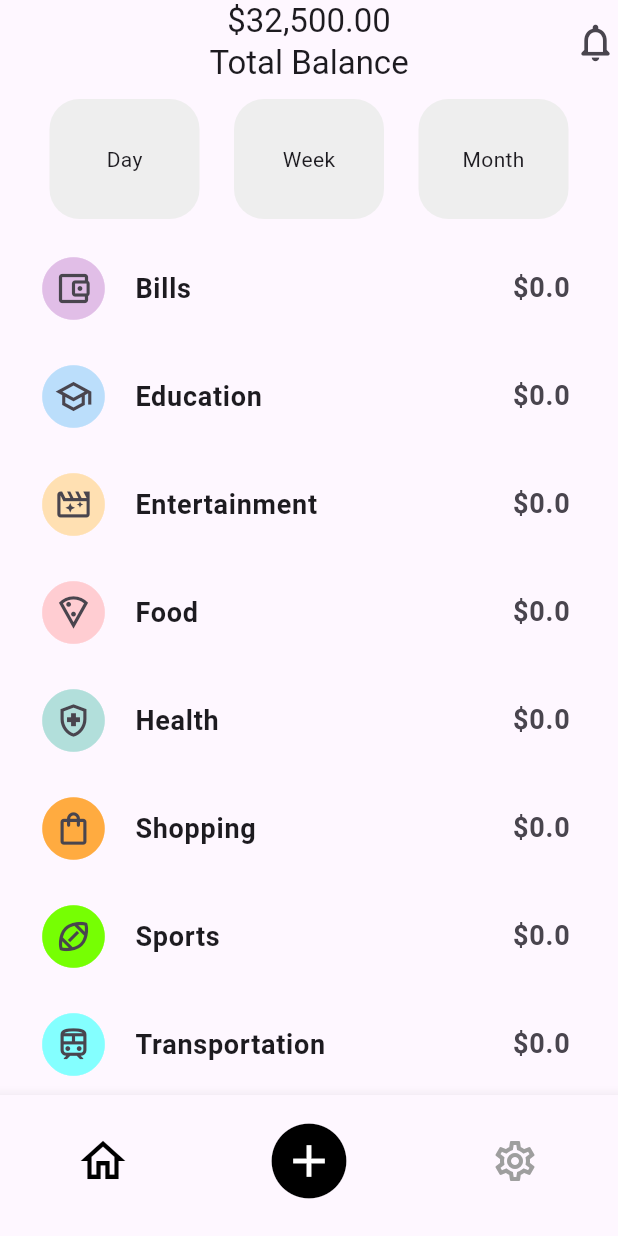
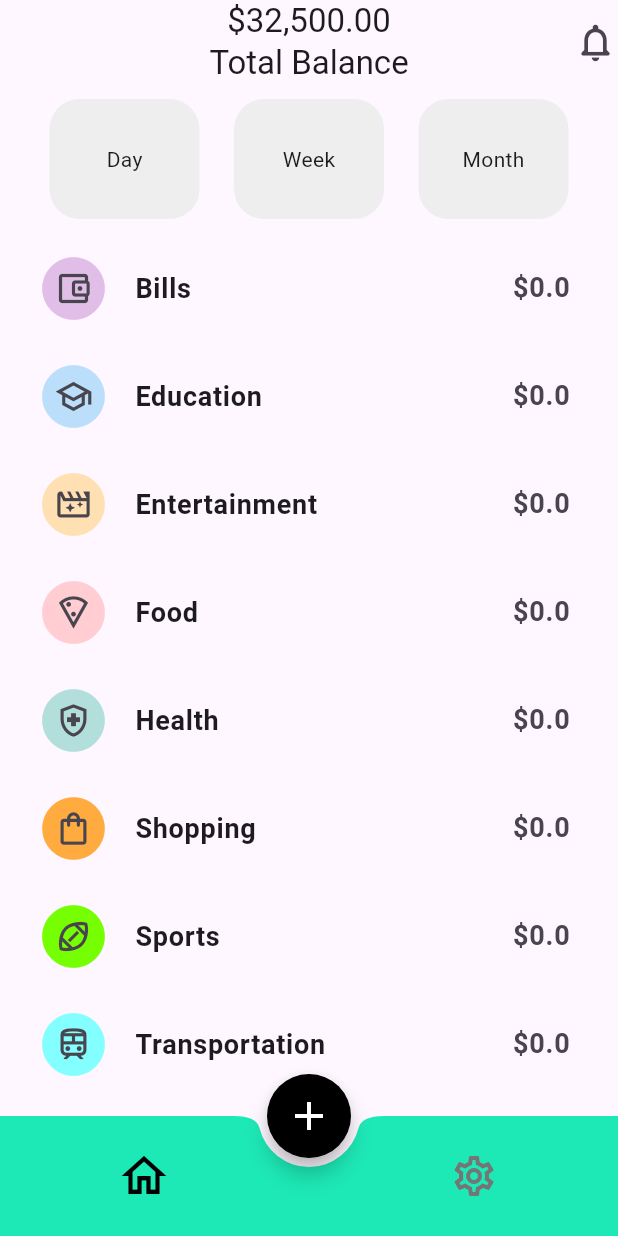
Before and after one commit to muhammadXainAhmad/expense_tracker_sqflite_provider, a Flutter app: the screen it shows after launch, on a phone screen of 412 x 824 dp. Run offline on Flutter 3.47's test engine with Material 3 defaults, Android fonts, the light colour scheme and no system bars; our stand-ins replace sqflite; accounts and stored records are empty.

Commit message:
Revamped btmAppBar UI

```diff
--- a/lib/Views/btm_nav_bar.dart
+++ b/lib/Views/btm_nav_bar.dart
@@ -1,3 +1,93 @@
+import 'package:expense_tracker_sqflite_provider/Views/add_expense_screen.dart';
+import 'package:expense_tracker_sqflite_provider/Views/category_screen.dart';
+import 'package:expense_tracker_sqflite_provider/Views/expense_screen.dart';
+import 'package:flutter/material.dart';
+import 'package:provider/provider.dart';
+
+class BottomNavBar extends StatelessWidget {
+  const BottomNavBar({super.key});
+
+  @override
+  Widget build(BuildContext context) {
+    final List<Widget> pages = [CategoryScreen(), ExpenseScreen()];
+    final navProvider = Provider.of<BottomNavProvider>(context);
+
+    return Scaffold(
+      body: pages[navProvider.selectedIndex],
+      floatingActionButton: FloatingActionButton(
+        onPressed: () {
+          showModalBottomSheet(
+            context: context,
+            isScrollControlled: true,
+            builder:
+                (context) => SizedBox(
+                  height: MediaQuery.of(context).size.height * 0.75,
+                  child: const AddExpenseScreen(),
+                ),
+          );
+        },
+        shape: const CircleBorder(),
+        backgroundColor: Colors.black,
+        child: const Icon(Icons.add, color: Colors.white, size: 32),
+      ),
+      floatingActionButtonLocation: FloatingActionButtonLocation.centerDocked,
+      bottomNavigationBar: BottomAppBar(
+        shape: const CircularNotchedRectangle(),
+        notchMargin: 6.0,
+        color: Colors.tealAccent.shade400,
+        child: Row(
+          mainAxisAlignment: MainAxisAlignment.spaceAround,
+          children: [
+            SizedBox(
+              width: 150,
+              height: 120,
+              child: IconButton(
+                icon: Icon(
+                  Icons.home_outlined,
+                  size: 36,
+                  color:
+                      navProvider.selectedIndex == 0
+                          ? Colors.black
+                          : Colors.grey.shade600,
+                ),
+                onPressed: () => navProvider.updateIndex(0),
+              ),
+            ),
+            SizedBox(width: 50),
+            SizedBox(
+              width: 150,
+              height: 120,
+
+              child: IconButton(
+                icon: Icon(
+                  Icons.settings_outlined,
+                  size: 32,
+                  color:
+                      navProvider.selectedIndex == 1
+                          ? Colors.black
+                          : Colors.grey.shade600,
+                ),
+                onPressed: () => navProvider.updateIndex(1),
+              ),
+            ),
+          ],
+        ),
+      ),
+    );
+  }
+}
+
+class BottomNavProvider with ChangeNotifier {
+  int selectedIndex = 0;
+
+  void updateIndex(int index) {
+    selectedIndex = index;
+    notifyListeners();
+  }
+}
+
+
+/*
 import 'package:expense_tracker_sqflite_provider/Views/add_expense_screen.dart';
 import 'package:expense_tracker_sqflite_provider/Views/category_screen.dart';
 import 'package:expense_tracker_sqflite_provider/Views/expense_screen.dart';
@@ -37,6 +127,7 @@ class BottomNavBar extends StatelessWidget {
         showUnselectedLabels: false,
         unselectedItemColor: Colors.grey,
         selectedItemColor: Colors.black,
+        backgroundColor: Colors.tealAccent.shade400,
         items: const [
           BottomNavigationBarItem(
             icon: Icon(Icons.home_outlined, size: 36),
@@ -70,3 +161,4 @@ class BottomNavProvider with ChangeNotifier {
     notifyListeners();
   }
 }
+*/
```
